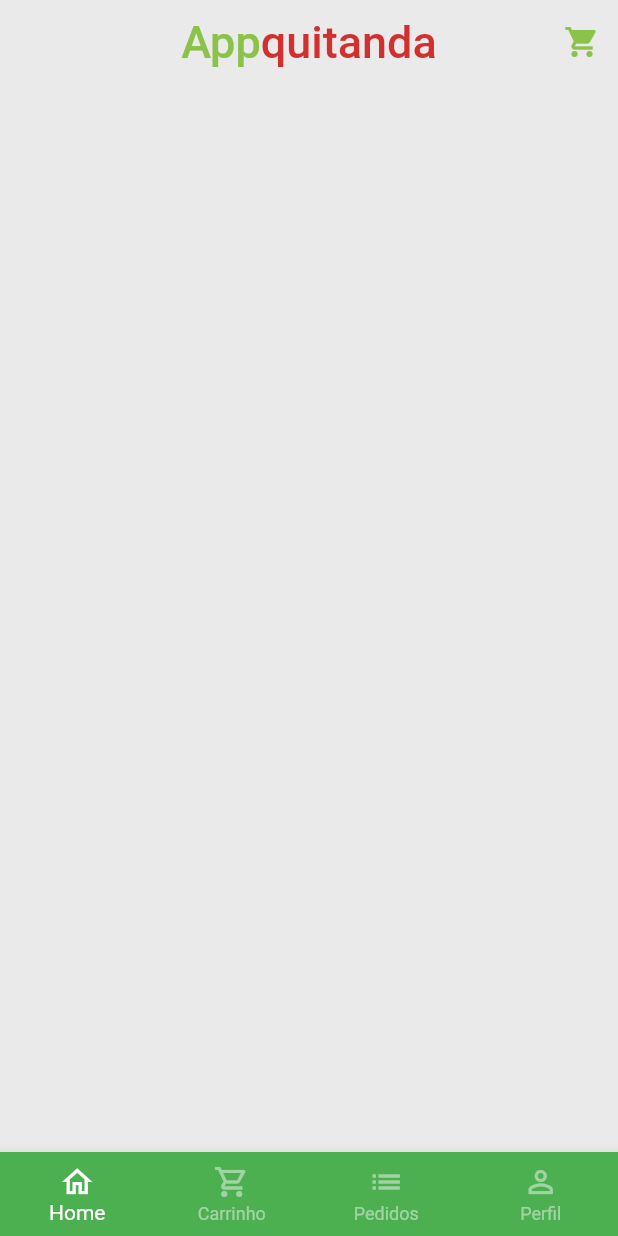
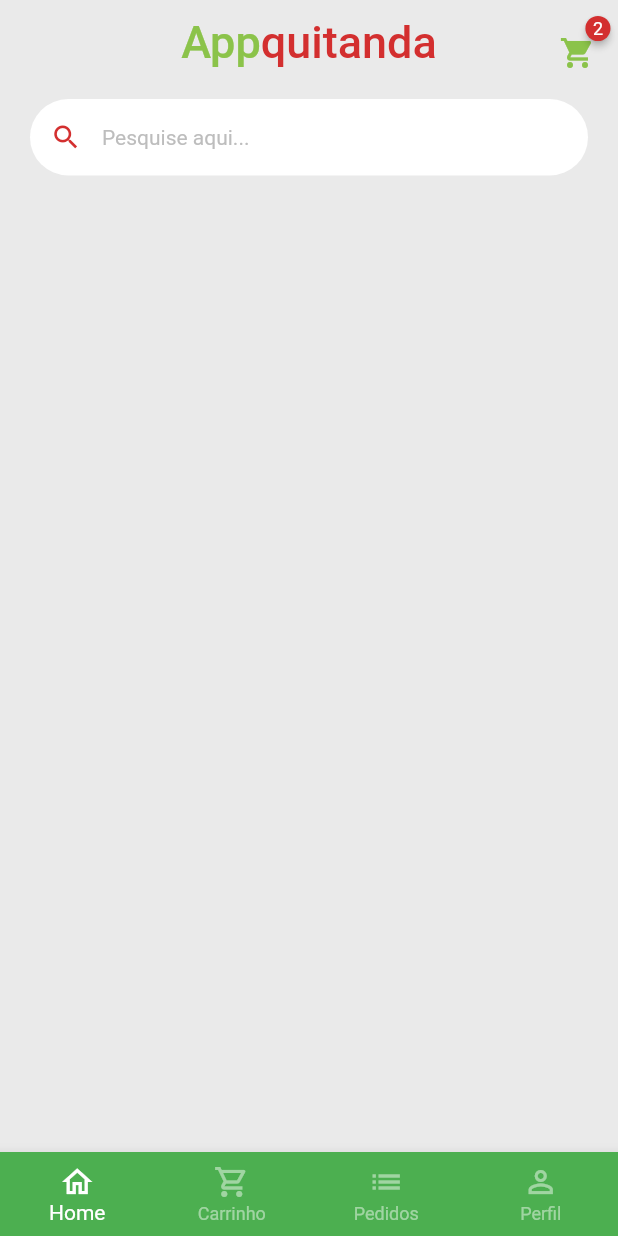
Before and after one commit to Kawan02/App_Quitanda, a Flutter app: the screen it shows after launch, after a tap on "Entrar", on a phone screen of 412 x 824 dp. Run offline on Flutter 3.47's test engine with Material 2 defaults, Android fonts, the phone set to English and light mode, and no system bars; drawn by our look-alikes of badges; our stand-ins replace animated_text_kit, mask_text_input_formatter.

Commit message:
Home tab em andamento

```diff
--- a/lib/src/home/home_tab.dart
+++ b/lib/src/home/home_tab.dart
@@ -1,3 +1,4 @@
+import 'package:badges/badges.dart';
 import 'package:flutter/material.dart';
 import '../config/custom_color.dart';
 
@@ -31,11 +32,58 @@ class HomeTab extends StatelessWidget {
           ),
         ),
         actions: [
-          IconButton(
-            onPressed: () {},
-            icon: Icon(
-              Icons.shopping_cart,
-              color: CustomColors.customSwatchColor,
+          Padding(
+            padding: const EdgeInsets.only(top: 15, right: 15),
+            child: MouseRegion(
+              cursor: SystemMouseCursors.click,
+              child: GestureDetector(
+                onTap: () {},
+                child: Badge(
+                  badgeStyle:
+                      BadgeStyle(badgeColor: CustomColors.customContrastColor),
+                  badgeContent: const Text(
+                    "2",
+                    style: TextStyle(
+                      color: Colors.white,
+                      fontSize: 12,
+                    ),
+                  ),
+                  child: Icon(
+                    Icons.shopping_cart,
+                    color: CustomColors.customSwatchColor,
+                  ),
+                ),
+              ),
+            ),
+          ),
+        ],
+      ),
+      body: Column(
+        children: [
+          Padding(
+            padding: const EdgeInsets.symmetric(horizontal: 20, vertical: 10),
+            child: TextFormField(
+              decoration: InputDecoration(
+                  filled: true,
+                  isDense: true,
+                  hintText: "Pesquise aqui...",
+                  hintStyle: TextStyle(
+                    color: Colors.grey.shade400,
+                    fontSize: 14,
+                  ),
+                  prefixIcon: Icon(
+                    Icons.search,
+                    color: CustomColors.customContrastColor,
+                    size: 21,
+                  ),
+                  fillColor: Colors.white,
+                  border: OutlineInputBorder(
+                    borderRadius: BorderRadius.circular(60),
+                    borderSide: const BorderSide(
+                      width: 0,
+                      style: BorderStyle.none,
+                    ),
+                  )),
             ),
           )
         ],
```
